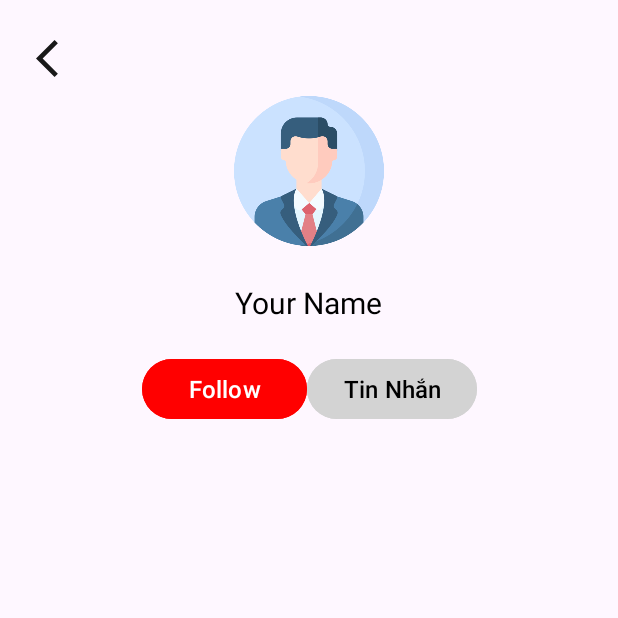
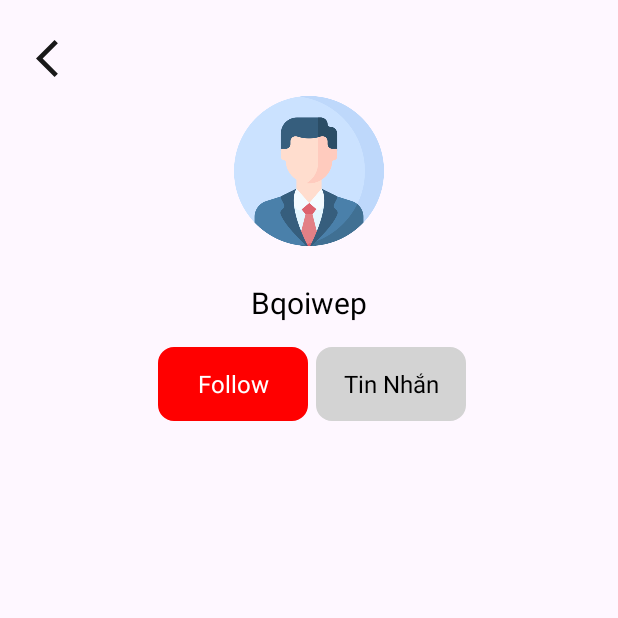
Before and after one commit to sunnyfleur/TikTak, an Android app: the screen it shows after launch (UserActivity), after a tap on an icon or button, on a phone screen of 412 x 824 dp, the top half of it. Run offline under Robolectric (Android 15) with nearby library versions, the phone set to English and light mode, and no system bars; our stand-ins replace CircleImageView; libraries missing offline, so code that uses them is left out: com.blogspot.atifsoftwares, com.google.android.exoplayer2; pictures from the network do not load; 20 statements that could not run were skipped; 1 other tap on this screen came first.

Commit message:
lasted update 9/11/2023

```diff
--- a/app/src/main/java/com/example/tiktak/HomeActivity.java
+++ b/app/src/main/java/com/example/tiktak/HomeActivity.java
@@ -76,7 +76,7 @@ public class HomeActivity extends AppCompatActivity {
         mediaObjectList =  MediaData.generateMediaData();
         recyclerView.setMediaObjects(mediaObjectList);
 
-        VideoPlayerRecyclerAdapter adapter = new VideoPlayerRecyclerAdapter(mediaObjectList,getApplicationContext(),initGlide());
+        VideoPlayerRecyclerAdapter adapter = new VideoPlayerRecyclerAdapter(mediaObjectList,HomeActivity.this,initGlide());
         recyclerView.setAdapter(adapter);
         adapter.notifyDataSetChanged();
         recyclerView.setKeepScreenOn(true);
@@ -140,7 +140,7 @@ public class HomeActivity extends AppCompatActivity {
     public void userBtn(View view){
         Intent intent = new Intent(HomeActivity.this,UserActivity.class);
         startActivity(intent);
-        intent.setFlags(Intent.FLAG_ACTIVITY_NEW_TASK | Intent.FLAG_ACTIVITY_CLEAR_TASK);
+        intent.setFlags(Intent.FLAG_ACTIVITY_SINGLE_TOP);
         Animatoo.animateSlideLeft(this);
         finish();
     }
--- a/app/src/main/java/com/example/tiktak/MainRecyclerView/VideoPlayerRecyclerAdapter.java
+++ b/app/src/main/java/com/example/tiktak/MainRecyclerView/VideoPlayerRecyclerAdapter.java
@@ -1,6 +1,9 @@
 package com.example.tiktak.MainRecyclerView;
 
+import static android.content.Context.MODE_PRIVATE;
+
 import android.content.Context;
+import android.content.SharedPreferences;
 import android.view.LayoutInflater;
 import android.view.ViewGroup;
 
@@ -29,7 +32,7 @@ public class VideoPlayerRecyclerAdapter extends RecyclerView.Adapter<RecyclerVie
     @Override
     public RecyclerView.ViewHolder onCreateViewHolder(@NonNull ViewGroup viewGroup, int i) {
         return new com.example.tiktak.MainRecyclerView.VideoPlayerViewHolder(
-                LayoutInflater.from(viewGroup.getContext()).inflate(R.layout.layout_main,viewGroup,false)
+                LayoutInflater.from(context).inflate(R.layout.layout_main,viewGroup,false)
         );
     }
 
@@ -42,4 +45,5 @@ public class VideoPlayerRecyclerAdapter extends RecyclerView.Adapter<RecyclerVie
     public int getItemCount() {
         return mediaObjects.size();
     }
+
 }
--- a/app/src/main/java/com/example/tiktak/MainRecyclerView/VideoPlayerRecyclerView.java
+++ b/app/src/main/java/com/example/tiktak/MainRecyclerView/VideoPlayerRecyclerView.java
@@ -1,6 +1,9 @@
 package com.example.tiktak.MainRecyclerView;
 
+import static android.content.Context.MODE_PRIVATE;
+
 import android.content.Context;
+import android.content.SharedPreferences;
 import android.graphics.Point;
 import android.net.Uri;
 import android.se.omapi.Session;
@@ -313,6 +316,9 @@ public class VideoPlayerRecyclerView extends RecyclerView {
         String mediaUrl = mediaObjects.get(targetPosition).getMedia_url();
 
         if (mediaUrl != null){
+            SharedPreferences sharedPreferences = context.getSharedPreferences("user_name", MODE_PRIVATE);
+            sharedPreferences.edit().putString("username", mediaObjects.get(targetPosition).getUser_name()).apply();
+
             MediaSource videoSource = new ProgressiveMediaSource.Factory(dataSourceFactory).createMediaSource(Uri.parse(mediaUrl));
             videoPlayer.prepare(videoSource);
             videoPlayer.setPlayWhenReady(true);
--- a/app/src/main/java/com/example/tiktak/MainRecyclerView/VideoPlayerViewHolder.java
+++ b/app/src/main/java/com/example/tiktak/MainRecyclerView/VideoPlayerViewHolder.java
@@ -1,6 +1,10 @@
 package com.example.tiktak.MainRecyclerView;
 
+import static android.content.Context.MODE_PRIVATE;
+
+import android.content.Context;
 import android.content.Intent;
+import android.content.SharedPreferences;
 import android.os.Handler;
 import android.view.View;
 import android.widget.Button;
@@ -33,6 +37,7 @@ public class VideoPlayerViewHolder extends RecyclerView.ViewHolder {
     public VideoPlayerViewHolder(@NonNull View itemView) {
         super(itemView);
 
+
         parent = itemView;
         media_container = itemView.findViewById(R.id.media_container);
         thumbnail = itemView.findViewById(R.id.thumbnail);
@@ -51,6 +56,7 @@ public class VideoPlayerViewHolder extends RecyclerView.ViewHolder {
         description.setText(mediaObject.getDescription()+",\n"+mediaObject.getDate());
         user_name.setText(mediaObject.getUser_name());
         music_name.setText(mediaObject.getPost_categories());
+
         likeBtn.setOnClickListener(new View.OnClickListener() {
             @Override
             public void onClick(View v) {
--- a/app/src/main/java/com/example/tiktak/ProfileActivity.java
+++ b/app/src/main/java/com/example/tiktak/ProfileActivity.java
@@ -77,7 +77,7 @@ public class ProfileActivity extends AppCompatActivity {
         menu.setImageResource(R.drawable.menu);
         isShowMenu = false;
     }
-    public void backBtn(View view){
+    public void backFromProfile(View view){
         Intent intent = new Intent(ProfileActivity.this,HomeActivity.class);
         startActivity(intent);
         intent.setFlags(Intent.FLAG_ACTIVITY_NEW_TASK | Intent.FLAG_ACTIVITY_CLEAR_TASK);
--- a/app/src/main/java/com/example/tiktak/SearchActivity.java
+++ b/app/src/main/java/com/example/tiktak/SearchActivity.java
@@ -77,7 +77,7 @@ public class SearchActivity extends AppCompatActivity {
             itemAdapter.setFilteredList(filteredList);
         }
     }
-    public void backBtn(View view){
+    public void backFromSearch(View view){
         Intent intent = new Intent(SearchActivity.this,HomeActivity.class);
         startActivity(intent);
         intent.setFlags(Intent.FLAG_ACTIVITY_NEW_TASK | Intent.FLAG_ACTIVITY_CLEAR_TASK);
--- a/app/src/main/java/com/example/tiktak/UserActivity.java
+++ b/app/src/main/java/com/example/tiktak/UserActivity.java
@@ -3,23 +3,73 @@ package com.example.tiktak;
 import androidx.appcompat.app.AppCompatActivity;
 
 import android.content.Intent;
+import android.content.SharedPreferences;
 import android.os.Bundle;
 import android.view.View;
+import android.widget.FrameLayout;
+import android.widget.TextView;
 
 import com.blogspot.atifsoftwares.animatoolib.Animatoo;
 
 public class UserActivity extends AppCompatActivity {
+    private TextView username,follow_btn,message_btn;
+    private FrameLayout followed_btn;
+    private boolean isFollow = false;
 
     @Override
     protected void onCreate(Bundle savedInstanceState) {
         super.onCreate(savedInstanceState);
         setContentView(R.layout.activity_user);
+
+        username = findViewById(R.id.user_name);
+        follow_btn = findViewById(R.id.follow);
+        message_btn = findViewById(R.id.message);
+        followed_btn = findViewById(R.id.followed);
+        // Lấy text từ SharedPreferences
+        SharedPreferences sharedPreferences = getSharedPreferences("user_name", MODE_PRIVATE);
+        String text = sharedPreferences.getString("username", "");
+
+        username.setText(text);
+        follow_btn.setOnClickListener(new View.OnClickListener() {
+            @Override
+            public void onClick(View v) {
+                followBtn(v);
+            }
+        });
+        followed_btn.setOnClickListener(new View.OnClickListener() {
+            @Override
+            public void onClick(View v) {
+                followedBtn(v);
+            }
+        });
     }
-    public void backBtn(View view){
+    public void backFromUser(View view){
         Intent intent = new Intent(UserActivity.this,HomeActivity.class);
         startActivity(intent);
-        intent.setFlags(Intent.FLAG_ACTIVITY_NEW_TASK | Intent.FLAG_ACTIVITY_CLEAR_TASK);
+        intent.setFlags(Intent.FLAG_ACTIVITY_SINGLE_TOP);
         Animatoo.animateSlideRight(this);
         finish();
     }
+    private void followedBtn(View view){
+        if (!isFollow){
+            follow_btn.setVisibility(View.GONE);
+            followed_btn.setVisibility(View.VISIBLE);
+            isFollow = true;
+        }else {
+            follow_btn.setVisibility(View.VISIBLE);
+            followed_btn.setVisibility(View.GONE);
+            isFollow = false;
+        }
+    }
+    private void followBtn(View view){
+        if (!isFollow){
+            followed_btn.setVisibility(View.VISIBLE);
+            follow_btn.setVisibility(View.GONE);
+            isFollow = true;
+        }else {
+            followed_btn.setVisibility(View.GONE);
+            follow_btn.setVisibility(View.VISIBLE);
+            isFollow = false;
+        }
+    }
 }
--- a/app/src/main/res/drawable/button_background.xml
+++ b/app/src/main/res/drawable/button_background.xml
@@ -1,7 +1,6 @@
 <?xml version="1.0" encoding="utf-8"?>
 <shape xmlns:android="http://schemas.android.com/apk/res/android">
     <corners android:radius="10dp"/>
-    <stroke android:width="1dp"
-        android:color="@color/colorDarkGrey"/>
-    <solid android:color="@color/colorRed"/>
+    <stroke android:width="1dp" android:color="@color/white"/>
+    <solid android:color="#D3D3D3"/>
 </shape>
--- a/app/src/main/res/layout/activity_profile.xml
+++ b/app/src/main/res/layout/activity_profile.xml
@@ -22,7 +22,7 @@
         android:layout_height="30dp"
         android:layout_marginStart="24dp"
         android:layout_marginTop="24dp"
-        android:onClick="backBtn"
+        android:onClick="backFromProfile"
         app:layout_constraintStart_toStartOf="parent"
         app:layout_constraintTop_toTopOf="parent"
         app:srcCompat="@drawable/back_arrow" />
--- a/app/src/main/res/layout/activity_search.xml
+++ b/app/src/main/res/layout/activity_search.xml
@@ -33,7 +33,7 @@
             app:queryHint="Search Here ......" />
 
         <ImageView
-            android:onClick="backBtn"
+            android:onClick="backFromSearch"
             android:id="@+id/backArrow"
             android:layout_width="30dp"
             android:layout_height="30dp"
--- a/app/src/main/res/layout/activity_user.xml
+++ b/app/src/main/res/layout/activity_user.xml
@@ -22,11 +22,10 @@
         android:layout_height="30dp"
         android:layout_marginStart="24dp"
         android:layout_marginTop="24dp"
-        android:onClick="backBtn"
+        android:onClick="backFromUser"
         app:layout_constraintStart_toStartOf="parent"
         app:layout_constraintTop_toTopOf="parent"
         app:srcCompat="@drawable/back_arrow" />
-
 
     <TextView
         android:textColor="@color/black"
@@ -43,34 +42,71 @@
     <androidx.constraintlayout.widget.ConstraintLayout
         android:layout_width="wrap_content"
         android:layout_height="wrap_content"
-        android:layout_marginTop="0dp"
+        android:layout_marginTop="16dp"
         app:layout_constraintEnd_toEndOf="parent"
         app:layout_constraintStart_toStartOf="parent"
         app:layout_constraintTop_toBottomOf="@+id/user_name">
 
-        <Button
-            android:id="@+id/follow"
-            android:layout_width="110dp"
-            android:layout_height="wrap_content"
-            android:layout_marginTop="20dp"
-            android:backgroundTint="@color/colorRed"
-            android:text="Follow"
-            android:textSize="16sp"
-            app:layout_constraintStart_toStartOf="parent"
-            app:layout_constraintTop_toTopOf="parent" />
-
-        <Button
-            android:id="@+id/message"
+        <FrameLayout
+            android:onClick="followedBtn"
+            android:visibility="gone"
+            android:id="@+id/followed"
             android:layout_width="wrap_content"
             android:layout_height="wrap_content"
+            android:layout_marginStart="5dp"
+            android:background="@drawable/button_background"
+            app:layout_constraintBottom_toBottomOf="@+id/message"
+            app:layout_constraintStart_toEndOf="@+id/message"
+            app:layout_constraintTop_toTopOf="@+id/message">
+
+            <androidx.constraintlayout.widget.ConstraintLayout
+                android:layout_width="49dp"
+                android:layout_height="49dp">
+
+                <ImageView
+                    android:layout_width="36dp"
+                    android:layout_height="36dp"
+                    android:src="@drawable/followed"
+                    app:layout_constraintBottom_toBottomOf="parent"
+                    app:layout_constraintEnd_toEndOf="parent"
+                    app:layout_constraintStart_toStartOf="parent"
+                    app:layout_constraintTop_toTopOf="parent" />
+            </androidx.constraintlayout.widget.ConstraintLayout>
+        </FrameLayout>
+
+        <TextView
+            android:id="@+id/follow"
+            android:layout_width="100dp"
+            android:layout_height="49dp"
+            android:layout_marginStart="4dp"
+            android:background="@drawable/button_background"
+            android:backgroundTint="@color/colorRed"
+            android:gravity="center"
+            android:onClick="followBtn"
+            android:text="Follow"
+            android:textAlignment="center"
+            android:textColor="@color/white"
+            android:textSize="16sp"
+            app:layout_constraintBottom_toBottomOf="parent"
+            app:layout_constraintStart_toStartOf="parent"
+            app:layout_constraintTop_toTopOf="parent"
+            app:layout_constraintVertical_bias="0.0" />
+
+        <TextView
+            android:id="@+id/message"
+            android:layout_width="100dp"
+            android:layout_height="49dp"
+            android:layout_marginStart="5dp"
+            android:background="@drawable/button_background"
             android:backgroundTint="#D3D3D3"
+            android:gravity="center"
             android:text="Tin Nhắn"
+            android:textAlignment="center"
             android:textColor="@color/black"
             android:textSize="16sp"
-            app:layout_constraintBottom_toBottomOf="@+id/follow"
+            app:layout_constraintBottom_toBottomOf="parent"
             app:layout_constraintStart_toEndOf="@+id/follow"
-            app:layout_constraintTop_toTopOf="@+id/follow"
-            app:layout_constraintVertical_bias="0.0" />
+            app:layout_constraintTop_toTopOf="parent" />
 
     </androidx.constraintlayout.widget.ConstraintLayout>
 
```
Also changed, not shown: app/src/main/res/drawable/followed.png (added).
